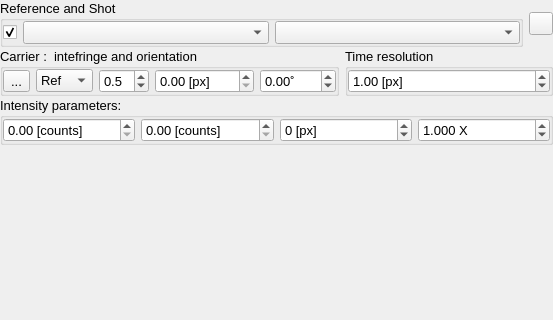
The window that plugins/Visar/Visar2.ui (NeutrinoToolkit/Neutrino) describes before a commit, drawn with Qt 5; both pictures show x 0 to 553 and y 0 to 320 of the 553 by 503 pixel window.
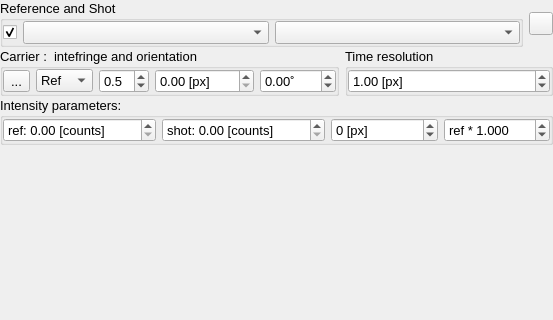
The same window after the commit. Icons and pictures are not drawn. Custom widgets are drawn as their Qt base class.

Commit message: Corrected visar doc and corrected several icon sizes

Diff of the .ui file:
```diff
--- a/plugins/Visar/Visar2.ui
+++ b/plugins/Visar/Visar2.ui
@@ -341,6 +341,9 @@
         <property name="toolTip">
          <string>offset reference (dark value)</string>
         </property>
+        <property name="prefix">
+         <string>ref: </string>
+        </property>
         <property name="suffix">
          <string> [counts]</string>
         </property>
@@ -357,6 +360,9 @@
         <property name="toolTip">
          <string>offset shot (dark value)</string>
         </property>
+        <property name="prefix">
+         <string>shot: </string>
+        </property>
         <property name="suffix">
          <string> [counts]</string>
         </property>
@@ -392,8 +398,11 @@
         <property name="toolTip">
          <string>&lt;html&gt;&lt;head/&gt;&lt;body&gt;&lt;p&gt;Reference multiplication factor:&lt;/p&gt;&lt;p&gt;Fix jitter between ref. and shot&lt;/p&gt;&lt;/body&gt;&lt;/html&gt;</string>
         </property>
+        <property name="prefix">
+         <string>ref * </string>
+        </property>
         <property name="suffix">
-         <string> X</string>
+         <string> </string>
         </property>
         <property name="decimals">
          <number>3</number>
```
Left out of the diff: 7 changed lines with no effect on the pictures. The commit also changes 26 other files.
